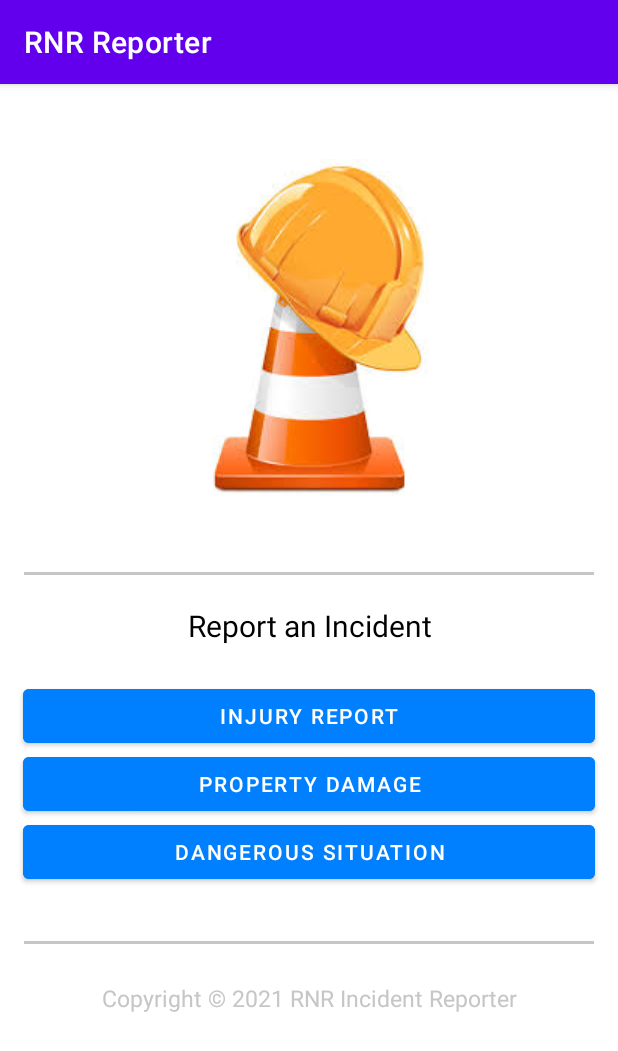
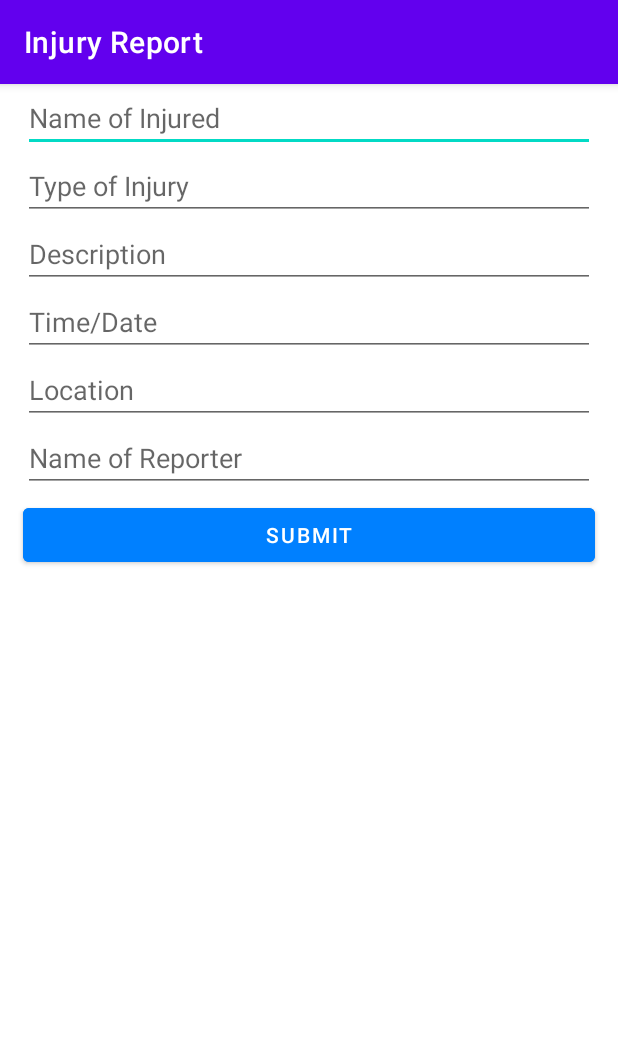
Before and after one commit to roberteley21/RNR_Reporter, an Android app: the screen it shows after launch (MainActivity before the commit, Injury_Report after it), on a phone screen of 412 x 824 dp. Shown: the top 1051 px of the screen. Run offline under Robolectric (Android 15) with nearby library versions, the phone set to English and light mode, and no system bars.

Commit message:
Injury Report

```diff
--- a/app/src/main/AndroidManifest.xml
+++ b/app/src/main/AndroidManifest.xml
@@ -18,6 +18,16 @@
                 <category android:name="android.intent.category.LAUNCHER" />
             </intent-filter>
         </activity>
+        <activity
+            android:name=".Injury_Report"
+            android:label="Injury Report"
+            android:exported="true">
+            <intent-filter>
+                <action android:name="android.intent.action.MAIN" />
+
+                <category android:name="android.intent.category.LAUNCHER" />
+            </intent-filter>
+        </activity>
     </application>
 
 </manifest>
--- /dev/null
+++ b/app/src/main/java/com/example/rnr_reporter/Injury_Report.java
@@ -0,0 +1,14 @@
+package com.example.rnr_reporter;
+
+import android.os.Bundle;
+
+import androidx.appcompat.app.AppCompatActivity;
+
+public class Injury_Report extends AppCompatActivity {
+
+    @Override
+    protected void onCreate(Bundle savedInstanceState) {
+        super.onCreate(savedInstanceState);
+        setContentView(R.layout.injury_report);
+    }
+}
--- a/app/src/main/java/com/example/rnr_reporter/MainActivity.java
+++ b/app/src/main/java/com/example/rnr_reporter/MainActivity.java
@@ -2,13 +2,31 @@ package com.example.rnr_reporter;
 
 import androidx.appcompat.app.AppCompatActivity;
 
+import android.content.Intent;
 import android.os.Bundle;
+import android.view.View;
+import android.widget.Button;
 
 public class MainActivity extends AppCompatActivity {
+
+    Button injury;
 
     @Override
     protected void onCreate(Bundle savedInstanceState) {
         super.onCreate(savedInstanceState);
         setContentView(R.layout.activity_main);
+
+        injury = findViewById(R.id.injury);
+        injury.setOnClickListener(new View.OnClickListener() {
+        @Override
+        public void onClick(View view) {
+            switchActivities();
+        }
+    });
+}
+
+    private void switchActivities() {
+        Intent switchActivityIntent = new Intent(this, Injury_Report.class);
+        startActivity(switchActivityIntent);
     }
 }
--- a/app/src/main/res/layout/injury_report.xml
+++ b/app/src/main/res/layout/injury_report.xml
@@ -1,6 +1,86 @@
 <?xml version="1.0" encoding="utf-8"?>
 <androidx.constraintlayout.widget.ConstraintLayout xmlns:android="http://schemas.android.com/apk/res/android"
+    xmlns:app="http://schemas.android.com/apk/res-auto"
+    xmlns:tools="http://schemas.android.com/tools"
     android:layout_width="match_parent"
     android:layout_height="match_parent">
 
+    <EditText
+        android:id="@+id/name"
+        android:layout_marginLeft="15dp"
+        android:layout_marginRight="15dp"
+        android:layout_width="match_parent"
+        android:layout_height="wrap_content"
+        app:layout_constraintEnd_toEndOf="parent"
+        app:layout_constraintStart_toStartOf="parent"
+        app:layout_constraintTop_toTopOf="parent"
+        android:hint="Name of Injured"/>
+
+    <EditText
+        android:id="@+id/type"
+        android:layout_marginLeft="15dp"
+        android:layout_marginRight="15dp"
+        android:layout_width="match_parent"
+        android:layout_height="wrap_content"
+        app:layout_constraintEnd_toEndOf="parent"
+        app:layout_constraintStart_toStartOf="parent"
+        app:layout_constraintTop_toBottomOf="@+id/name"
+        android:hint="Type of Injury"/>
+
+    <EditText
+        android:id="@+id/description"
+        android:layout_marginLeft="15dp"
+        android:layout_marginRight="15dp"
+        android:layout_width="match_parent"
+        android:layout_height="wrap_content"
+        app:layout_constraintEnd_toEndOf="parent"
+        app:layout_constraintStart_toStartOf="parent"
+        app:layout_constraintTop_toBottomOf="@+id/type"
+        android:hint="Description"/>
+
+    <EditText
+        android:id="@+id/time_date"
+        android:layout_marginLeft="15dp"
+        android:layout_marginRight="15dp"
+        android:layout_width="match_parent"
+        android:layout_height="wrap_content"
+        app:layout_constraintEnd_toEndOf="parent"
+        app:layout_constraintStart_toStartOf="parent"
+        app:layout_constraintTop_toBottomOf="@+id/description"
+        android:hint="Time/Date"/>
+
+    <EditText
+        android:id="@+id/location"
+        android:layout_marginLeft="15dp"
+        android:layout_marginRight="15dp"
+        android:layout_width="match_parent"
+        android:layout_height="wrap_content"
+        app:layout_constraintEnd_toEndOf="parent"
+        app:layout_constraintStart_toStartOf="parent"
+        app:layout_constraintTop_toBottomOf="@+id/time_date"
+        android:hint="Location"/>
+
+    <EditText
+        android:id="@+id/reporter"
+        android:layout_marginLeft="15dp"
+        android:layout_marginRight="15dp"
+        android:layout_width="match_parent"
+        android:layout_height="wrap_content"
+        app:layout_constraintEnd_toEndOf="parent"
+        app:layout_constraintStart_toStartOf="parent"
+        app:layout_constraintTop_toBottomOf="@+id/location"
+        android:hint="Name of Reporter"/>
+
+    <Button
+        android:id="@+id/submit"
+        android:layout_marginLeft="15dp"
+        android:layout_marginRight="15dp"
+        android:layout_width="match_parent"
+        android:layout_height="wrap_content"
+        android:text="@string/submit"
+        android:backgroundTint="@color/azure"
+        android:layout_marginTop="50dp"
+        tools:layout_editor_absoluteY="401dp"
+        app:layout_constraintTop_toTopOf="@+id/reporter"/>
+
 </androidx.constraintlayout.widget.ConstraintLayout>
--- a/app/src/main/res/values/strings.xml
+++ b/app/src/main/res/values/strings.xml
@@ -1,8 +1,9 @@
 <resources>
-    <string name="app_name">RNR Reporter</string>
+    <string name="app_name">RNR Incident Reporter</string>
     <string name="report_an_incident">Report an Incident</string>
     <string name="injury_report">Injury Report</string>
     <string name="property_damage">Property Damage</string>
     <string name="dangerous_situation">Dangerous Situation</string>
     <string name="copyright_2021_rnr_incident_reporter">Copyright © 2021 RNR Incident Reporter</string>
+    <string name="submit">Submit</string>
 </resources>
```
